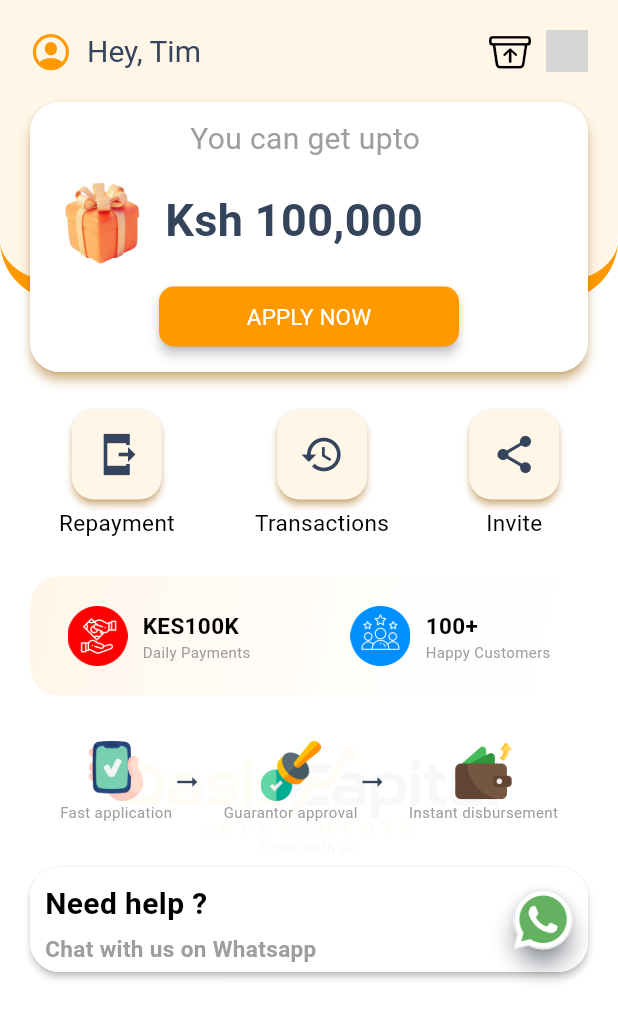
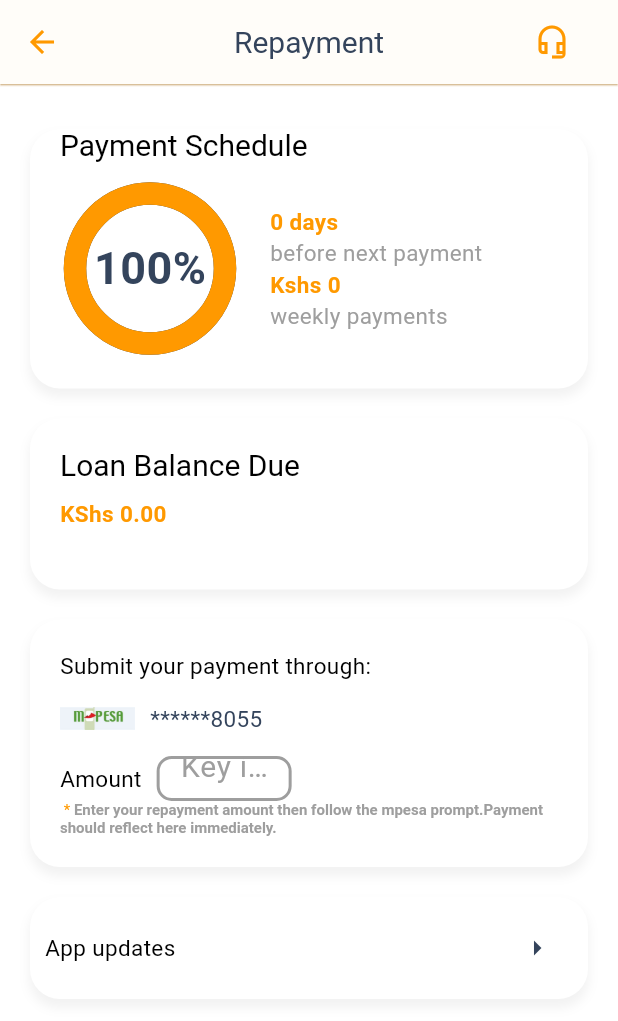
Before and after one commit to NGURE-TIM/OASIS-CAPITAL-INVESTMENTS, a Flutter app: the Dash screen opened directly, after a tap on the "send to mobile" icon, on a phone screen of 412 x 824 dp. Shown: the top 1021 px of the screen. Run offline on Flutter 3.47's test engine with Material 3 defaults, Android fonts, the phone set to English and light mode, and no system bars; drawn by our look-alikes of simple_circular_progress_bar; our stand-ins replace another_flutter_splash_screen, blurrycontainer, cloud_firestore, dashed_circular_progress_bar, dropdown_button2, dropdown_search and 14 more; missing offline and left inert: animated_icon, dart:ffi, flutter_dropdown_search, gif_view, whatsapp_unilink; accounts and stored records are empty; grey boxes are pictures that could not be loaded.

Commit message:
- Repayment page setup

```diff
--- a/lib/home/Profile/about us.dart
+++ b/lib/home/Profile/about us.dart
@@ -286,6 +286,6 @@ class About extends StatelessWidget {
         ))
       ],
 
-    );;
+    );
   }
 }
--- a/lib/home/dashboard.dart
+++ b/lib/home/dashboard.dart
@@ -4,6 +4,7 @@ import 'package:flutter/widgets.dart';
 import 'package:fulusi/colors/colors.dart';
 import 'package:flutter/cupertino.dart';
 import 'package:animated_icon/animated_icon.dart';
+import 'package:fulusi/home/repayment..dart';
 import '../globalWidgets.dart';
 import '../loan/loan.dart';
 
@@ -242,11 +243,18 @@ class _DashState extends State<Dash> {
 
                           mainAxisAlignment: MainAxisAlignment.spaceEvenly,
                           children: [
-                            homepageicons(Icons.send_to_mobile_sharp,'Repayment' ),
+                            homepageicons(Icons.send_to_mobile_sharp,'Repayment',(){
+                              Navigator.push(
+                                context,
+                                MaterialPageRoute(builder: (context) => Repayment()),
+                              );
+                            } ),
                             const SizedBox(
                               width: 15,
                             ),
-                            homepageicons(Icons.history,'Transactions' ),
+                            homepageicons(Icons.history,'Transactions',(){
+                              //todo:history
+                            } ),
                             const SizedBox(
                               width: 15,
                             ),
@@ -255,7 +263,9 @@ class _DashState extends State<Dash> {
                               width: 15,
                             ),*/
 
-                            homepageicons(Icons.share_sharp,'Invite' ),
+                            homepageicons(Icons.share_sharp,'Invite',(){
+                              //todo:invite
+                            } ),
                           ],
                         ),
                         const SizedBox(
@@ -446,7 +456,7 @@ color: white
 
 
 
-  Column homepageicons(IconData icons , String action) {
+  Column homepageicons(IconData icons , String action ,Function() onPress) {
     return Column(
                         children: [
                           Material(
@@ -470,9 +480,7 @@ color: white
                                 child: IconButton(
                                   color: mainBlue,
                                   iconSize: 30,
-                                  onPressed: () {
-                                    //todo: action
-                                  },
+                                  onPressed: onPress,
                                   icon:  Icon(
                                     icons
                                   ),
--- /dev/null
+++ b/lib/home/repayment..dart
@@ -0,0 +1,399 @@
+import 'package:flutter/cupertino.dart';
+import 'package:flutter/gestures.dart';
+import 'package:flutter/material.dart';
+import 'package:url_launcher/url_launcher_string.dart';
+import 'package:simple_circular_progress_bar/simple_circular_progress_bar.dart';
+import '../colors/colors.dart';
+import '../networking/whatsapp.dart';
+final TextEditingController _controller = TextEditingController();
+
+class Repayment extends StatelessWidget {
+  const Repayment ({Key? key}) : super(key: key);
+
+  @override
+  Widget build(BuildContext context) {
+    return Stack(
+      children: [
+        Scaffold(
+
+          backgroundColor: mainOrange,
+
+        ),
+        SafeArea(child: Scaffold(
+          backgroundColor: white,
+          appBar: AppBar(
+            actions: [
+              Padding(
+                padding: const EdgeInsets.only(right: 20),
+                child: IconButton(onPressed: (){
+                  Whatsapp.launchWhatsAppUri();
+                },
+                  icon: Icon(
+                      Icons.headset_mic_outlined
+                  ),
+                ),
+              )
+            ],
+            title: Text(
+                'Repayment',
+                style: Theme
+                    .of(context)
+                    .textTheme
+                    .titleLarge),
+          ),
+          body: SingleChildScrollView(
+            child: Column(
+              crossAxisAlignment: CrossAxisAlignment.center,
+              children: [
+                SizedBox(
+                  height: 10,
+                ),
+                Padding(
+                  padding: const EdgeInsets.all(20.0),
+                  child: Container(
+                    decoration: BoxDecoration(
+                      color: Colors.white,
+                      borderRadius: BorderRadius.circular(20),
+                      boxShadow: [
+                        BoxShadow(
+                          color: Colors.black.withOpacity(0.05),
+                          spreadRadius: .5,
+                          blurRadius: 5,
+                          offset: Offset(0, 5),
+                        ),
+                      ],
+                    ),
+
+                    width: double.infinity,
+
+                    child: Padding(
+                        padding: const EdgeInsets.only(left: 20 ,right: 20 ,bottom: 20),
+                        child: Column(
+                          mainAxisAlignment: MainAxisAlignment.start,
+                          crossAxisAlignment: CrossAxisAlignment.start,
+                          children: [
+                            Padding(
+                              padding: const EdgeInsets.only(top: 0,bottom: 10),
+                              child: Text(
+                                  'Payment Schedule',
+                                  style: Theme.of(context).textTheme.displayMedium),
+                            ),
+                            Row(
+                              children: [
+                                Padding(
+                                  padding: const EdgeInsets.all(10.0),
+                                  child: SimpleCircularProgressBar(
+                                    progressStrokeWidth: 15,
+                                    backStrokeWidth: 15,
+                                    backColor: mainBlue,
+                                    //todo:https://medium.com/@avnishnishad/flutter-communication-between-widgets-using-valuenotifier-and-valuelistenablebuilder-b51ef627a58b
+                                    onGetText: (double value) {
+                                      return Text(
+                                      '${value.toInt()}%',
+                                      style: const TextStyle(
+                                      fontSize: 30,
+                                      fontWeight: FontWeight.bold,
+                                      color: mainBlue,
+                                      ),
+                                      );
+
+                                    },
+                                    mergeMode: true,
+                                    progressColors: [mainOrange],
+                                    fullProgressColor: mainOrange,
+                                  ),
+                                ),
+                                const Padding(
+                                  padding: EdgeInsets.only(left: 20),
+                                  child: Column(
+                                    mainAxisAlignment: MainAxisAlignment.start,
+                                    crossAxisAlignment: CrossAxisAlignment.start,
+                                    children: [
+                                      Text(
+                                     "0 days",
+                                        //todo:update duration
+                                        style: TextStyle(
+                                          fontSize: 15,
+                                          fontWeight: FontWeight.w600,
+                                          color: mainOrange,
+                                        ),
+                                      ),
+                                      Text(
+                                        "before next payment",
+                                        //todo:update duration
+                                        style: TextStyle(
+                                          fontSize: 15,
+                                          fontWeight: FontWeight.w500,
+                                          color: grey
+                                        ),
+                                      ),
+                                      Text(
+                                        "Kshs 0",
+                                        //todo:update duration
+                                        style: TextStyle(
+                                          fontSize: 15,
+                                          fontWeight: FontWeight.w600,
+                                          color: mainOrange,
+                                        ),
+                                      ),
+                                      Text(
+                                        "weekly payments",
+                                        //todo:update duration
+                                        style: TextStyle(
+                                            fontSize: 15,
+                                            fontWeight: FontWeight.w500,
+                                            color: grey
+                                        ),
+                                      ),
+
+
+                                    ],
+                                  ),
+                                ),
+
+                              ],
+                            )
+                          ],
+                        )
+                    ),
+                  ),
+                ),
+                Padding(
+                  padding: const EdgeInsets.only(left: 20 ,right: 20 ,bottom: 20),
+                  child: Container(
+                    decoration: BoxDecoration(
+                      color: Colors.white,
+                      borderRadius: BorderRadius.circular(20),
+                      boxShadow: [
+                        BoxShadow(
+                          color: Colors.black.withOpacity(0.05),
+                          spreadRadius: .5,
+                          blurRadius: 5,
+                          offset: Offset(0, 5),
+                        ),
+                      ],
+                    ),
+
+                    width: double.infinity,
+
+                    child: Padding(
+                        padding: const EdgeInsets.all(20),
+                        child: Column(
+                          mainAxisAlignment: MainAxisAlignment.start,
+                          crossAxisAlignment: CrossAxisAlignment.start,
+                          children: [
+                            Padding(
+                              padding: const EdgeInsets.only(top: 0,bottom: 10),
+                              child: Text(
+                                  'Loan Balance Due',
+                                  style: Theme.of(context).textTheme.displayMedium),
+                            ),
+                            Padding(
+                              padding: const EdgeInsets.only(top: 0,bottom: 20),
+                              child: Text(
+                                  'KShs 0.00',
+                                  style: TextStyle(
+                fontSize: 15,
+                fontWeight: FontWeight.w700,
+                color: mainOrange,
+                ),
+                            ),
+                            )
+                          ],
+                        )
+                    ),
+                  ),
+                ),
+                Padding(
+                  padding: const EdgeInsets.only(bottom: 20,right: 20,left: 20),
+                  child: Container(
+                    decoration: BoxDecoration(
+                      color: Colors.white,
+                      borderRadius: BorderRadius.circular(20),
+                      boxShadow: [
+                        BoxShadow(
+                          color: Colors.black.withOpacity(0.05),
+                          spreadRadius: .5,
+                          blurRadius: 5,
+                          offset: Offset(0, 5),
+                        ),
+                      ],
+                    ),
+
+                    width: double.infinity,
+
+                    child: Padding(
+                        padding: const EdgeInsets.all(20),
+                        child: Column(
+                          crossAxisAlignment: CrossAxisAlignment.start,
+                          children: [
+                            Text(
+                              'Submit your payment through:',
+                              style: TextStyle(
+                                  color: black,
+                                  fontWeight: FontWeight.w500,
+                                  fontSize:15
+                              ),),
+
+                            Row(
+                              children: [
+                                Container(
+                                    height:50,
+                                    width:50,
+                                    child: Image.asset('assets/images/MPESA/MPESA.jpg')),
+                                SizedBox(
+                                  width: 10,
+                                ),
+                                Text(
+                                  "******8055",
+                                  style: TextStyle(
+
+                                    fontSize: 15,
+                                    fontWeight: FontWeight.w500,
+                                    color: mainBlue,
+                                  ),
+                                ),
+
+
+
+
+                              ],
+                            ),
+                            Row(
+                              children: [
+
+                                Text(
+                                  "Amount",
+                                  style: TextStyle(
+
+                                    fontSize: 15,
+                                    fontWeight: FontWeight.w500,
+                                    color: black,
+                                  ),
+                                ),
+                                SizedBox(
+                                  width: 10,
+                                ),
+
+                                SizedBox(
+                                  height: 30,
+                                  width: 90,
+                                  child: TextField(
+                                    style: TextStyle(
+                                        color: black
+                                    ),
+
+                                    autofocus: false,
+                                    textAlign: TextAlign.left,
+                                    keyboardType: TextInputType.number,
+                                    cursorColor: grey,
+                                    decoration:InputDecoration(
+                                        hintText: 'Key in phonenumber',
+                                        enabledBorder: const OutlineInputBorder(
+                                          borderRadius :BorderRadius.all(Radius.circular(10)),
+                                          borderSide:  BorderSide(
+                                              color: grey, width: 2.0),
+                                        ),
+                                        focusedBorder: const OutlineInputBorder(
+                                          borderRadius :BorderRadius.all(Radius.circular(10)),
+                                          borderSide:  BorderSide(
+                                              color: seedBlue, width: 2.0),
+                                        ),
+                                        hintStyle: TextStyle(
+                                            color: grey,fontSize: 20)),
+                                    onChanged:(val){},
+                                  ),
+                                )
+
+
+
+
+
+                              ],
+                            ),
+                            RichText(
+                              text:  TextSpan(
+                                children: <TextSpan>[
+                                  TextSpan(
+                                    text: " * ",
+                                    style: TextStyle(
+                                      fontSize: 10,
+                                      fontWeight: FontWeight.w500,
+                                      color: mainOrange,
+                                    ),
+                                  ),
+                                  TextSpan(
+                                    text: "Enter your repayment amount then follow the mpesa prompt.Payment should reflect here immediately.",
+
+                                    style: TextStyle(
+                                      fontSize: 10,
+                                      fontWeight: FontWeight.w600,
+                                      color: grey,
+                                    ),
+                                  ),
+
+
+                                ],
+                              ),
+                            ),
+
+                          ],
+                        )
+                    ),
+                  ),
+                ),
+                Padding(
+                  padding: const EdgeInsets.only(bottom: 20,right: 20,left: 20),
+                  child: Container(
+                    decoration: BoxDecoration(
+                      color: Colors.white,
+                      borderRadius: BorderRadius.circular(20),
+                      boxShadow: [
+                        BoxShadow(
+                          color: Colors.black.withOpacity(0.05),
+                          spreadRadius: .5,
+                          blurRadius: 5,
+                          offset: Offset(0, 5),
+                        ),
+                      ],
+                    ),
+
+                    width: double.infinity,
+
+                    child: Padding(
+                        padding: const EdgeInsets.all(10),
+                        child: Row(
+                          children: [
+                            Text(
+                              'App updates',
+                              style: TextStyle(
+                                  color: black,
+                                  fontWeight: FontWeight.w500,
+                                  fontSize:15
+                              ),),
+                            Spacer(),
+                            IconButton(onPressed:(){
+
+                            },
+
+                                icon:Icon(Icons.arrow_right_outlined))
+                          ],
+                        )
+                    ),
+                  ),
+                ),
+
+
+
+              ],
+            ),
+          ),
+
+
+
+        ))
+      ],
+
+    );
+  }
+}
--- a/lib/themes/theme.dart
+++ b/lib/themes/theme.dart
@@ -15,13 +15,13 @@ class AppTheme{
       appBarTheme: const AppBarTheme(
         surfaceTintColor: mainOrange,
         centerTitle: true,
-        foregroundColor: mainOrange,
+        foregroundColor:mainOrange,
 
       shadowColor: mainOrange,
         iconTheme:IconThemeData(
             color: mainOrange
         ),
-        elevation: 2
+        elevation: 0.5
       ),
       primaryColor: mainOrange,
       scaffoldBackgroundColor: white,
--- a/pubspec.yaml
+++ b/pubspec.yaml
@@ -42,7 +42,6 @@ dependencies:
   cloud_firestore: ^4.14.0
   dashed_circular_progress_bar: ^0.0.6
   slide_countdown: ^1.5.0
-  simple_circular_progress_bar: ^1.0.2
   dropdown_textfield: ^1.0.8
   flutter_dropdown_search: ^0.0.4
   firebase_database: ^10.4.0
@@ -67,6 +66,7 @@ dependencies:
   url_launcher: ^6.2.6
   blurrycontainer: ^2.1.0
   flutter_animated_button: ^2.0.3
+  simple_circular_progress_bar: ^1.0.2
 
 
 dev_dependencies:
@@ -131,6 +131,7 @@ flutter:
     - assets/images/profile/padlock.png
     - assets/images/profile/ticket.png
     - assets/images/profile/user (1).png
+    - assets/images/MPESA/MPESA.jpg
     - assets/images/home/Screenshot_2024-05-15_174843-removebg.png
 
   # An image asset can refer to one or more resolution-specific "variants", see
```
Also changed, not shown: assets/images/MPESA/MPESA.jpg (added).
